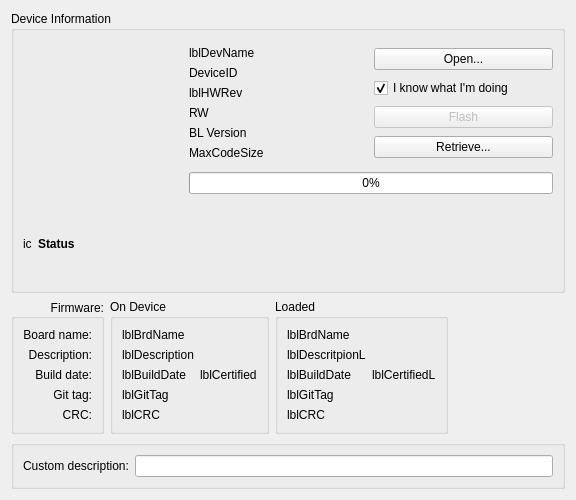
Above: ground/openpilotgcs/src/plugins/uploader/devicewidget.ui from openpilot/OpenPilot before the change. Below: the same form after it.
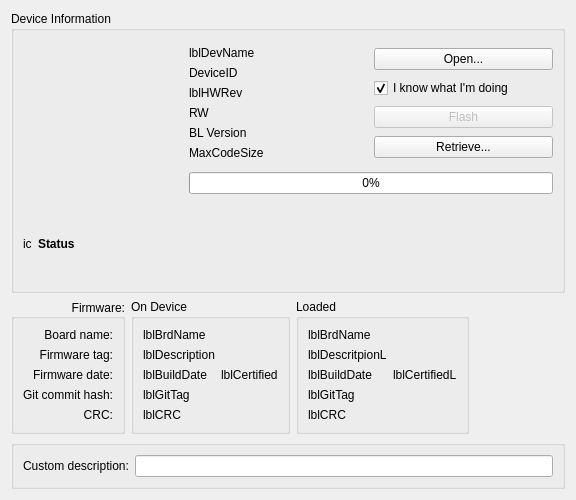
That is the form after the change.

Patch:
```diff
--- a/ground/openpilotgcs/src/plugins/uploader/devicewidget.ui
+++ b/ground/openpilotgcs/src/plugins/uploader/devicewidget.ui
@@ -208,7 +208,7 @@
         <item>
          <widget class="QLabel" name="label_5">
           <property name="text">
-           <string>Description:</string>
+           <string>Firmware tag:</string>
           </property>
           <property name="alignment">
            <set>Qt::AlignRight|Qt::AlignTrailing|Qt::AlignVCenter</set>
@@ -218,7 +218,7 @@
         <item>
          <widget class="QLabel" name="label_4">
           <property name="text">
-           <string>Build date:</string>
+           <string>Firmware date:</string>
           </property>
           <property name="alignment">
            <set>Qt::AlignRight|Qt::AlignTrailing|Qt::AlignVCenter</set>
@@ -228,7 +228,7 @@
         <item>
          <widget class="QLabel" name="label_3">
           <property name="text">
-           <string>Git tag:</string>
+           <string>Git commit hash:</string>
           </property>
           <property name="alignment">
            <set>Qt::AlignRight|Qt::AlignTrailing|Qt::AlignVCenter</set>
```
